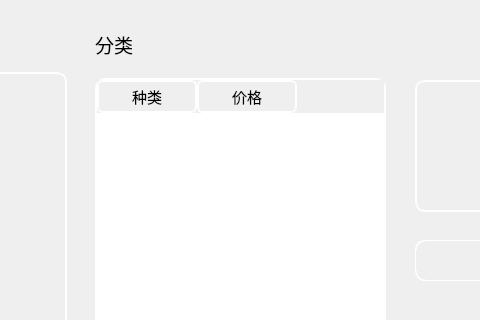
First picture: the form in project/demoProject.ui, repository xmmxhxxl/project, before the edit; both pictures show x 345 to 825 and y 0 to 320 of the 919 by 522 pixel window.
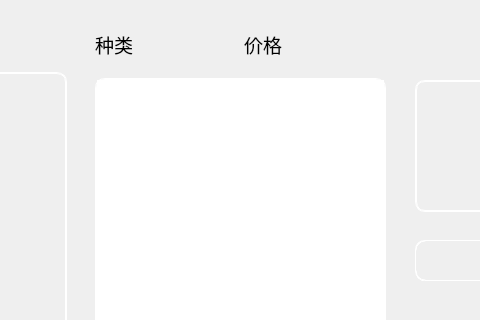
Second picture: the form after the edit. Icons and pictures are not drawn.

```diff
--- a/project/demoProject.ui
+++ b/project/demoProject.ui
@@ -53,6 +53,8 @@
    </property>
    <layout class="QVBoxLayout" name="verticalLayout_2">
     <item>
+           <layout class="QHBoxLayout" name="horizontalLayout">
+               <item>
      <widget class="QLabel" name="classify">
       <property name="enabled">
        <bool>true</bool>
@@ -67,9 +69,30 @@
        </font>
       </property>
       <property name="text">
-       <string>分类</string>
-      </property>
-     </widget>
+                           <string>种类</string>
+                       </property>
+                   </widget>
+               </item>
+               <item>
+                   <widget class="QLabel" name="classify_2">
+                       <property name="enabled">
+                           <bool>true</bool>
+                       </property>
+                       <property name="font">
+                           <font>
+                               <family>宋体</family>
+                               <pointsize>14</pointsize>
+                               <weight>50</weight>
+                               <italic>false</italic>
+                               <bold>false</bold>
+                           </font>
+                       </property>
+                       <property name="text">
+                           <string>价格</string>
+                       </property>
+                   </widget>
+               </item>
+           </layout>
     </item>
     <item>
      <spacer name="verticalSpacer_2">
@@ -117,45 +140,9 @@
 	color:rgba(126,206,244,1);*/
 }</string>
       </property>
-      <column>
-       <property name="text">
-        <string>种类</string>
-       </property>
-       <property name="toolTip">
-        <string notr="true"/>
-       </property>
-       <property name="whatsThis">
-        <string notr="true"/>
-       </property>
-       <property name="font">
-        <font>
-         <family>宋体</family>
-         <pointsize>11</pointsize>
-        </font>
-       </property>
-       <property name="icon">
-        <iconset>
-         <normalon>:/image/kind.png</normalon>
-         <disabledoff>:/image/kind.png</disabledoff>
-        </iconset>
-       </property>
-      </column>
-      <column>
-       <property name="text">
-        <string>价格</string>
-       </property>
-       <property name="font">
-        <font>
-         <family>宋体</family>
-         <pointsize>11</pointsize>
-        </font>
-       </property>
-       <property name="icon">
-        <iconset>
-         <normalon>:/image/price1.png</normalon>
-        </iconset>
-       </property>
-      </column>
+         <property name="columnCount">
+             <number>0</number>
+         </property>
      </widget>
     </item>
    </layout>
```
Left out of the diff: 50 changed lines with no effect on the pictures. Lines whose indentation alone changed are shown as unchanged.
